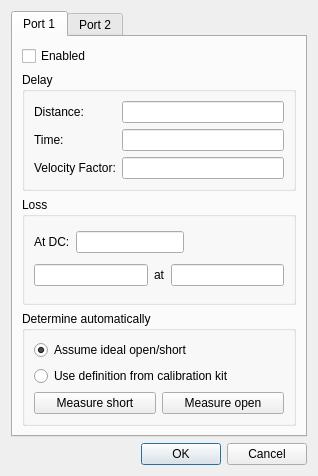
Above: Software/PC_Application/VNA/Deembedding/portextensioneditdialog.ui from jankae/LibreVNA before the change. Below: the same form after it.
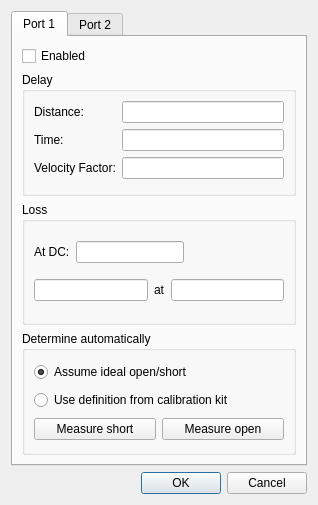
That is the form after the change. Custom widgets are drawn as their Qt base class.

```diff
--- a/Software/PC_Application/VNA/Deembedding/portextensioneditdialog.ui
+++ b/Software/PC_Application/VNA/Deembedding/portextensioneditdialog.ui
@@ -7,7 +7,7 @@
     <x>0</x>
     <y>0</y>
     <width>318</width>
-    <height>476</height>
+    <height>505</height>
    </rect>
   </property>
   <property name="windowTitle">
```
Left out of the diff: 3 changed lines with no effect on the pictures.
